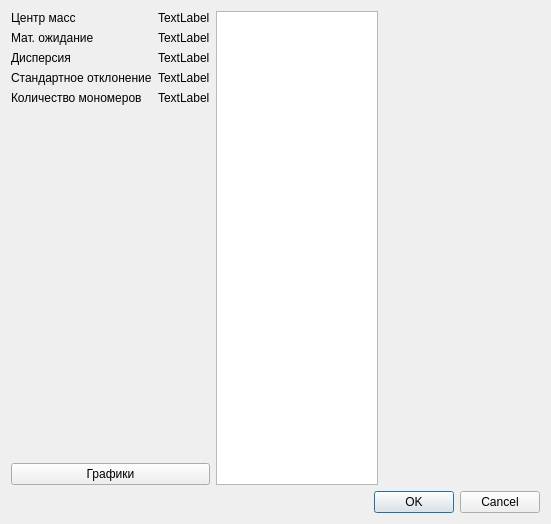
Above: uis/stats.ui from Ivanestver/Polymers_Gui before the change. Below: the same form after it.
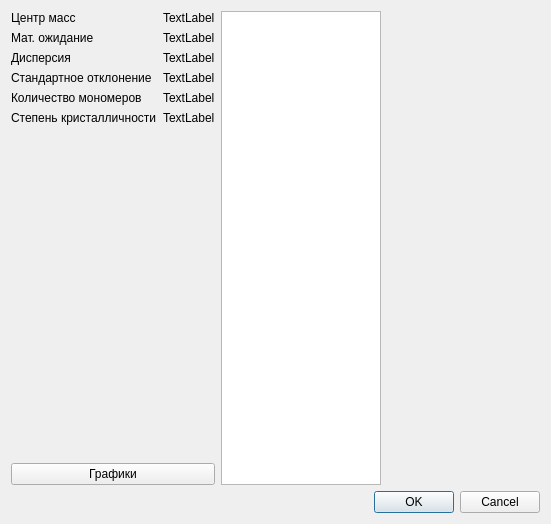
That is the form after the change.

What changed in the file:
```diff
--- a/uis/stats.ui
+++ b/uis/stats.ui
@@ -95,6 +95,20 @@
              </property>
             </widget>
            </item>
+           <item row="5" column="0">
+            <widget class="QLabel" name="label_5">
+             <property name="text">
+              <string>Степень кристалличности</string>
+             </property>
+            </widget>
+           </item>
+           <item row="5" column="1">
+            <widget class="QLabel" name="crystall_power_label">
+             <property name="text">
+              <string>TextLabel</string>
+             </property>
+            </widget>
+           </item>
           </layout>
          </item>
          <item>
```
